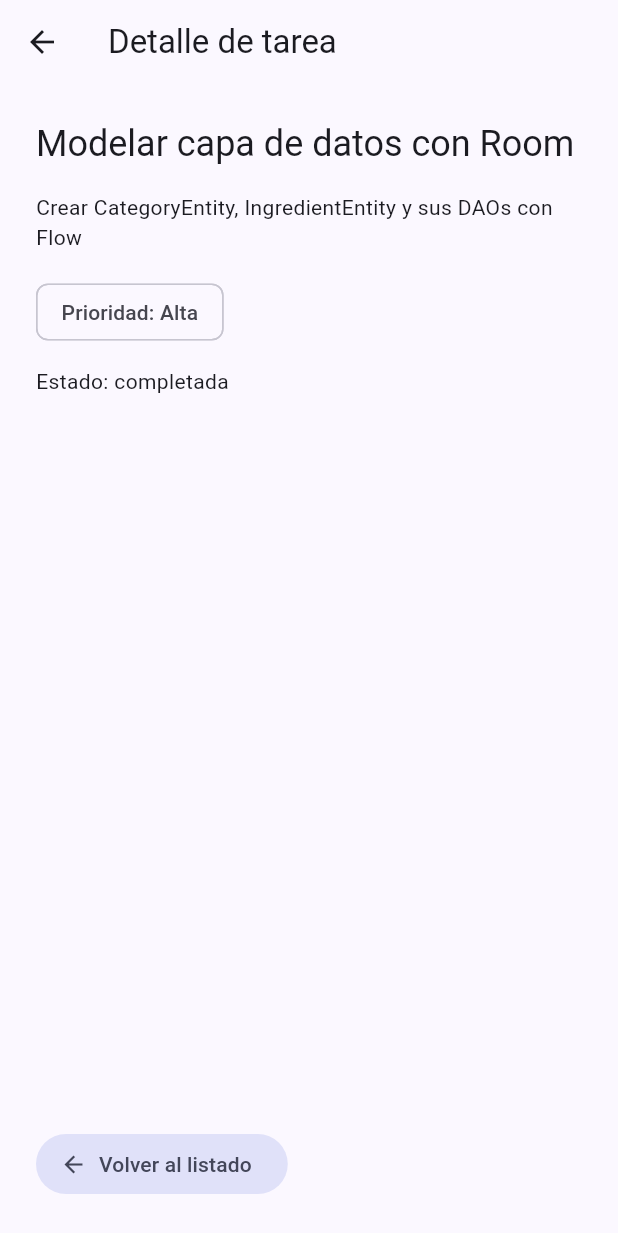
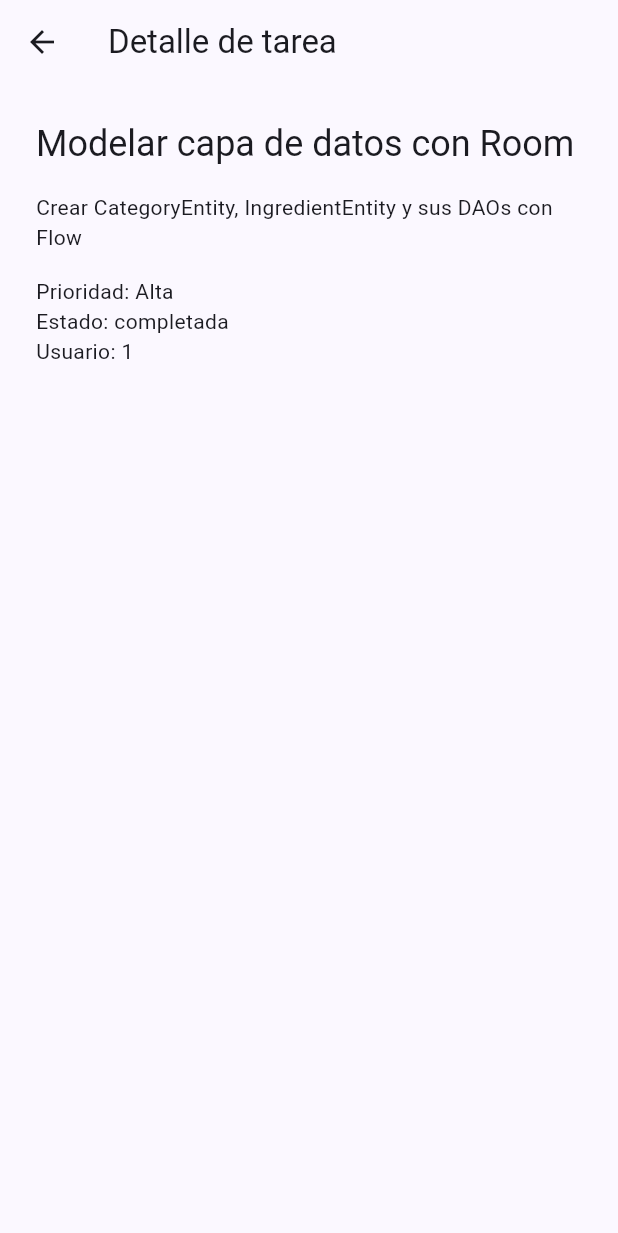
Before and after one commit to MichellxSalazar/Aplicaciones-Moviles, a Flutter app: the screen it shows after launch, after a tap on "Modelar capa de datos con Room", on a phone screen of 412 x 824 dp. Shown: the top 1233 px of the screen. Run offline on Flutter 3.47's test engine with Material 3 defaults, Android fonts, the phone set to English and light mode, and no system bars; our stand-ins replace go_router.

Commit message:
docs: definir alcance y modelo de TaskFlow

```diff
--- a/lib/main.dart
+++ b/lib/main.dart
@@ -1,10 +1,76 @@
 import 'package:flutter/material.dart';
 import 'package:go_router/go_router.dart';
 
+import 'task.dart';
+
 void main() {
-  GoRouter.optionURLReflectsImperativeAPIs = true;
   runApp(const TaskFlowApp());
 }
+
+const demoTasks = <Task>[
+  Task(
+    id: 1,
+    title: 'Modelar capa de datos con Room',
+    description: 'Crear CategoryEntity, IngredientEntity y sus DAOs con Flow',
+    priority: 'Alta',
+    isCompleted: true,
+    userId: 1,
+  ),
+  Task(
+    id: 2,
+    title: 'Implementar Repositorios y Mappers',
+    description:
+        'Mapear entidades a modelos de dominio limpios toDomainModel()',
+    priority: 'Alta',
+    isCompleted: true,
+    userId: 1,
+  ),
+  Task(
+    id: 3,
+    title: 'Diseñar OrganizerScreen en Compose',
+    description: 'Construir PrimaryTabRow, barra de búsqueda y LazyColumns',
+    priority: 'Media',
+    isCompleted: false,
+    userId: 1,
+  ),
+  Task(
+    id: 4,
+    title: 'Manejar estado en OrganizerViewModel',
+    description: 'Exponer StateFlow con stateIn y WhileSubscribed(5000)',
+    priority: 'Media',
+    isCompleted: false,
+    userId: 1,
+  ),
+  Task(
+    id: 5,
+    title: 'Integrar navegación central',
+    description:
+        'Conectar OrganizerRoute en AppNavigation con ViewModelFactory',
+    priority: 'Alta',
+    isCompleted: false,
+    userId: 1,
+  ),
+];
+
+Task? findTask(int? id) {
+  for (final task in demoTasks) {
+    if (task.id == id) return task;
+  }
+  return null;
+}
+
+final appRouter = GoRouter(
+  routes: [
+    GoRoute(path: '/', builder: (context, state) => const TaskListScreen()),
+    GoRoute(
+      path: '/task/:id',
+      builder: (context, state) {
+        final id = int.tryParse(state.pathParameters['id'] ?? '');
+        return TaskDetailScreen(task: findTask(id));
+      },
+    ),
+  ],
+);
 
 class TaskFlowApp extends StatelessWidget {
   const TaskFlowApp({super.key});
@@ -16,101 +82,8 @@ class TaskFlowApp extends StatelessWidget {
       title: 'TaskFlow',
       theme: ThemeData(
         colorScheme: ColorScheme.fromSeed(seedColor: Colors.indigo),
-        useMaterial3: true,
       ),
       routerConfig: appRouter,
-    );
-  }
-}
-
-class Task {
-  const Task({
-    required this.id,
-    required this.title,
-    required this.description,
-    required this.priority,
-    required this.isCompleted,
-  });
-
-  final int id;
-  final String title;
-  final String description;
-  final String priority;
-  final bool isCompleted;
-}
-
-const demoTasks = [
-  Task(
-    id: 1,
-    title: 'Modelar capa de datos con Room',
-    description: 'Crear CategoryEntity, IngredientEntity y sus DAOs con Flow',
-    priority: 'Alta',
-    isCompleted: true,
-  ),
-  Task(
-    id: 2,
-    title: 'Implementar Repositorios y Mappers',
-    description:
-        'Mapear entidades a modelos de dominio limpios toDomainModel()',
-    priority: 'Alta',
-    isCompleted: true,
-  ),
-  Task(
-    id: 3,
-    title: 'Diseñar OrganizerScreen en Compose',
-    description: 'Construir PrimaryTabRow, barra de búsqueda y LazyColumns',
-    priority: 'Media',
-    isCompleted: false,
-  ),
-  Task(
-    id: 4,
-    title: 'Manejar estado en OrganizerViewModel',
-    description: 'Exponer StateFlow con stateIn y WhileSubscribed(5000)',
-    priority: 'Media',
-    isCompleted: false,
-  ),
-  Task(
-    id: 5,
-    title: 'Integrar navegación central',
-    description:
-        'Conectar OrganizerRoute en AppNavigation con ViewModelFactory',
-    priority: 'Alta',
-    isCompleted: false,
-  ),
-];
-
-final appRouter = GoRouter(
-  routes: [
-    GoRoute(path: '/', builder: (context, state) => const TaskListScreen()),
-    GoRoute(
-      path: '/task/:id',
-      builder: (context, state) {
-        final taskId = int.parse(state.pathParameters['id']!);
-        return TaskDetailScreen(taskId: taskId);
-      },
-    ),
-  ],
-);
-
-class TaskCard extends StatelessWidget {
-  const TaskCard({super.key, required this.task, this.onTap});
-
-  final Task task;
-  final VoidCallback? onTap;
-
-  @override
-  Widget build(BuildContext context) {
-    return Card(
-      child: ListTile(
-        onTap: onTap,
-        leading: Icon(
-          task.isCompleted ? Icons.check_circle : Icons.radio_button_unchecked,
-          color: task.isCompleted ? Colors.green : null,
-        ),
-        title: Text(task.title),
-        subtitle: Text('${task.priority} · ${task.description}'),
-        trailing: const Icon(Icons.chevron_right),
-      ),
     );
   }
 }
@@ -127,9 +100,18 @@ class TaskListScreen extends StatelessWidget {
         itemCount: demoTasks.length,
         itemBuilder: (context, index) {
           final task = demoTasks[index];
-          return TaskCard(
-            task: task,
+          return Card(
+            child: ListTile(
+              leading: Icon(
+                task.isCompleted
+                    ? Icons.check_circle
+                    : Icons.radio_button_unchecked,
+              ),
+              title: Text(task.title),
+              subtitle: Text('Prioridad: ${task.priority}'),
+              trailing: const Icon(Icons.chevron_right),
               onTap: () => context.push('/task/${task.id}'),
+            ),
           );
         },
       ),
@@ -138,41 +120,36 @@ class TaskListScreen extends StatelessWidget {
 }
 
 class TaskDetailScreen extends StatelessWidget {
-  const TaskDetailScreen({super.key, required this.taskId});
+  const TaskDetailScreen({super.key, required this.task});
 
-  final int taskId;
+  final Task? task;
 
   @override
   Widget build(BuildContext context) {
-    final task = demoTasks.firstWhere((item) => item.id == taskId);
-
+    final selected = task;
     return Scaffold(
       appBar: AppBar(title: const Text('Detalle de tarea')),
       body: Padding(
         padding: const EdgeInsets.all(24),
-        child: Column(
+        child: selected == null
+            ? const Text('No se encontró esta tarea.')
+            : Column(
                 crossAxisAlignment: CrossAxisAlignment.start,
                 children: [
-            Text(task.title, style: Theme.of(context).textTheme.headlineSmall),
+                  Text(
+                    selected.title,
+                    style: Theme.of(context).textTheme.headlineSmall,
+                  ),
                   const SizedBox(height: 16),
-            Text(task.description),
+                  Text(selected.description),
                   const SizedBox(height: 16),
-            Chip(label: Text('Prioridad: ${task.priority}')),
-            const SizedBox(height: 12),
-            Text(task.isCompleted ? 'Estado: completada' : 'Estado: pendiente'),
-            const Spacer(),
-            if (!task.isCompleted)
-              FilledButton.icon(
-                onPressed: () {},
-                icon: const Icon(Icons.done),
-                label: const Text('Marcar como completada'),
+                  Text('Prioridad: ${selected.priority}'),
+                  Text(
+                    selected.isCompleted
+                        ? 'Estado: completada'
+                        : 'Estado: pendiente',
                   ),
-            const SizedBox(height: 12),
-            FilledButton.tonalIcon(
-              onPressed: () => context.pop(),
-              icon: const Icon(Icons.arrow_back),
-              label: const Text('Volver al listado'),
-            ),
+                  Text('Usuario: ${selected.userId}'),
                 ],
               ),
       ),
--- /dev/null
+++ b/lib/task.dart
@@ -0,0 +1,28 @@
+class Task {
+  const Task({
+    required this.id,
+    required this.title,
+    required this.description,
+    required this.priority,
+    required this.isCompleted,
+    required this.userId,
+  });
+
+  final int id;
+  final String title;
+  final String description;
+  final String priority;
+  final bool isCompleted;
+  final int userId;
+
+  factory Task.fromJson(Map<String, dynamic> json) {
+    return Task(
+      id: json['id'] as int,
+      title: json['title'] as String,
+      description: json['description'] as String,
+      priority: json['priority'] as String,
+      isCompleted: json['isCompleted'] as bool,
+      userId: json['userId'] as int,
+    );
+  }
+}
```
Also changed, not shown: 1 other file. Lines whose indentation alone changed are shown as unchanged.
